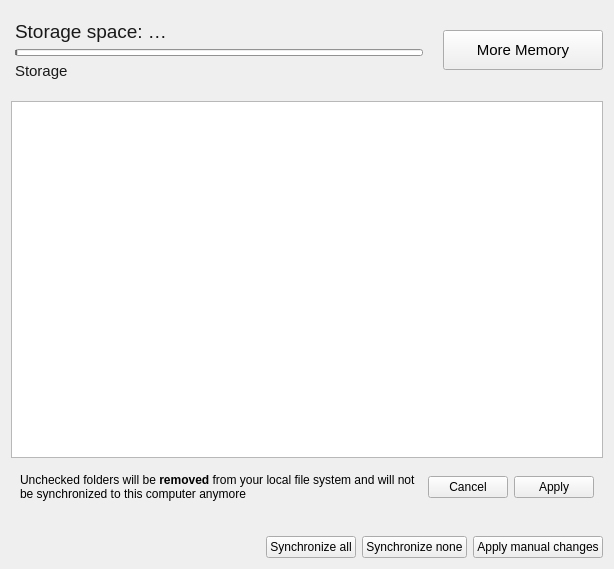
Old version of the form src/gui/accountsettings.ui in the repository nextmcloud/desktop.
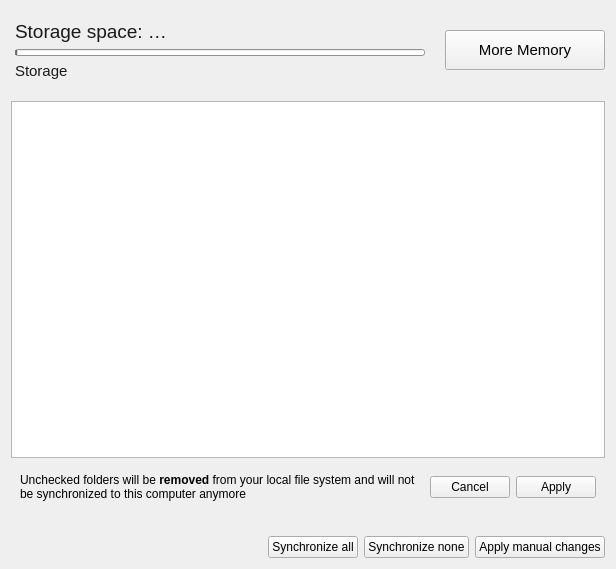
New version of the form. Custom widgets are drawn as their Qt base class.

Commit message: Font changed to Microsoft sans sarif

```diff
--- a/src/gui/accountsettings.ui
+++ b/src/gui/accountsettings.ui
@@ -6,7 +6,7 @@
    <rect>
     <x>0</x>
     <y>0</y>
-    <width>614</width>
+    <width>616</width>
     <height>569</height>
    </rect>
   </property>
@@ -39,9 +39,8 @@
         </property>
         <property name="font">
          <font>
-          <family>Segoe UI</family>
+          <family>Microsoft Sans Serif</family>
           <pointsize>14</pointsize>
-          <weight>50</weight>
           <bold>false</bold>
           <kerning>true</kerning>
          </font>
@@ -233,7 +232,6 @@
         </property>
         <property name="font">
          <font>
-          <family>Segoe UI</family>
           <pointsize>11</pointsize>
          </font>
         </property>
@@ -758,9 +756,8 @@
         </property>
         <property name="font">
          <font>
-          <family>Segoe UI</family>
+          <family>Microsoft Sans Serif</family>
           <pointsize>11</pointsize>
-          <weight>50</weight>
           <bold>false</bold>
           <kerning>true</kerning>
          </font>
@@ -848,6 +845,11 @@
             <verstretch>0</verstretch>
            </sizepolicy>
           </property>
+          <property name="font">
+           <font>
+            <family>Microsoft Sans Serif</family>
+           </font>
+          </property>
           <property name="text">
            <string>Unchecked folders will be &lt;b&gt;removed&lt;/b&gt; from your local file system and will not be synchronized to this computer anymore</string>
           </property>
@@ -887,6 +889,11 @@
              <verstretch>0</verstretch>
             </sizepolicy>
            </property>
+           <property name="font">
+            <font>
+             <family>Microsoft Sans Serif</family>
+            </font>
+           </property>
            <property name="text">
             <string>Cancel</string>
            </property>
@@ -900,6 +907,11 @@
              <verstretch>0</verstretch>
             </sizepolicy>
            </property>
+           <property name="font">
+            <font>
+             <family>Microsoft Sans Serif</family>
+            </font>
+           </property>
            <property name="text">
             <string>Apply</string>
            </property>
@@ -928,6 +940,11 @@
       </property>
       <item>
        <widget class="QLabel" name="selectiveSyncNotification">
+        <property name="font">
+         <font>
+          <family>Microsoft Sans Serif</family>
+         </font>
+        </property>
         <property name="styleSheet">
          <string notr="true">color: red</string>
         </property>
@@ -956,6 +973,11 @@
         </item>
         <item>
          <widget class="QPushButton" name="bigFolderSyncAll">
+          <property name="font">
+           <font>
+            <family>Microsoft Sans Serif</family>
+           </font>
+          </property>
           <property name="text">
            <string>Synchronize all</string>
           </property>
@@ -963,6 +985,11 @@
         </item>
         <item>
          <widget class="QPushButton" name="bigFolderSyncNone">
+          <property name="font">
+           <font>
+            <family>Microsoft Sans Serif</family>
+           </font>
+          </property>
           <property name="text">
            <string>Synchronize none</string>
           </property>
@@ -970,6 +997,11 @@
         </item>
         <item>
          <widget class="QPushButton" name="bigFolderApply">
+          <property name="font">
+           <font>
+            <family>Microsoft Sans Serif</family>
+           </font>
+          </property>
           <property name="text">
            <string>Apply manual changes</string>
           </property>
```
Left out of the diff: 8 changed lines with no effect on the pictures. The commit also changes 25 other files.
